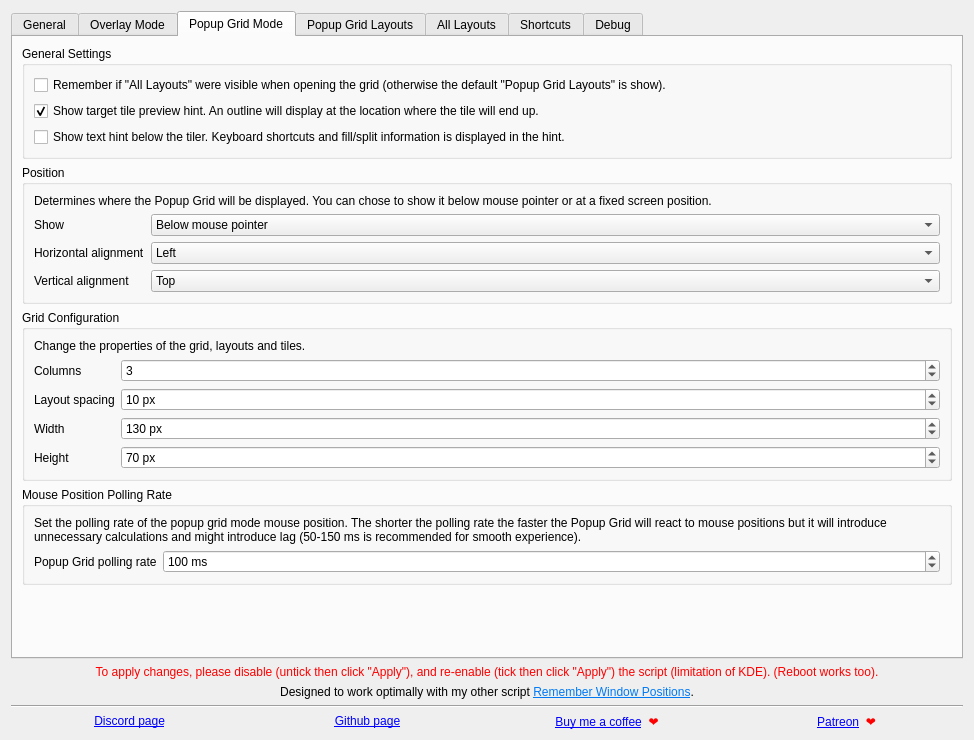
rxappdev/MouseTiler, file src/contents/ui/config.ui: the form before one commit.
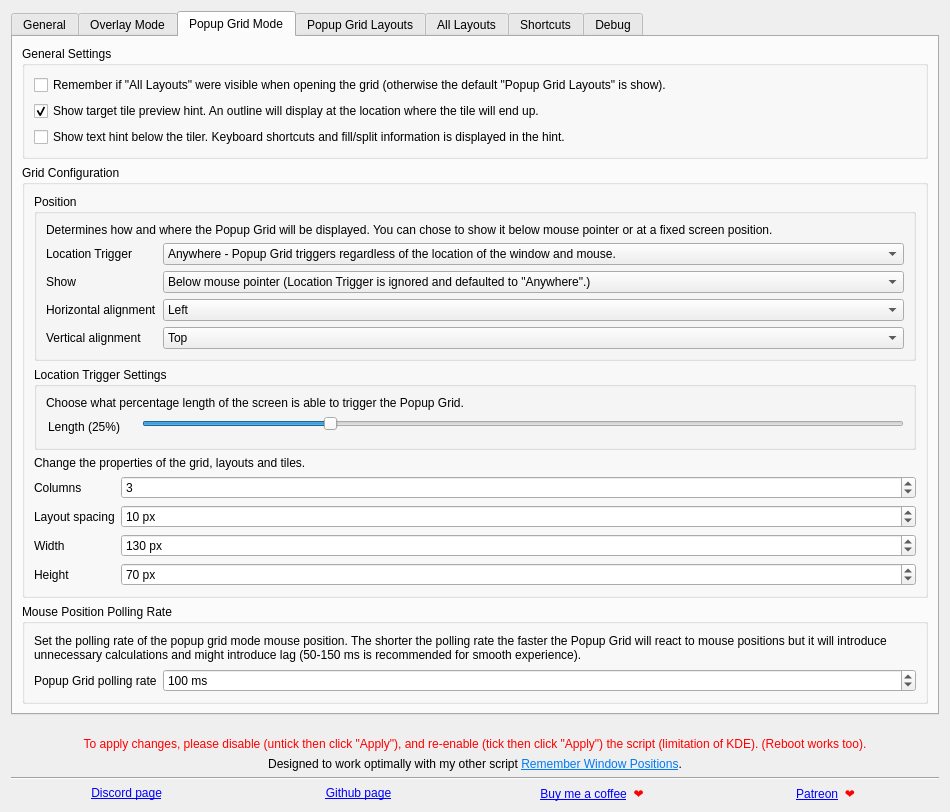
The form after the commit. The open tabs and pages were chosen to show the change. Icons and pictures are not drawn.

Commit message:
Add Location Trigger for Popup Tiler
* Added location trigger with edge selection.
* Only the top and anywhere is functional right now.

```diff
--- a/src/contents/ui/config.ui
+++ b/src/contents/ui/config.ui
@@ -6,8 +6,8 @@
    <rect>
     <x>0</x>
     <y>0</y>
-    <width>974</width>
-    <height>740</height>
+    <width>950</width>
+    <height>812</height>
    </rect>
   </property>
   <property name="sizePolicy">
@@ -26,7 +26,7 @@
    <item>
     <widget class="QTabWidget" name="tabWidget">
      <property name="currentIndex">
-      <number>0</number>
+      <number>2</number>
      </property>
      <widget class="QWidget" name="tab_general">
       <attribute name="icon">
@@ -576,6 +576,15 @@
         </widget>
        </item>
        <item>
+        <widget class="QGroupBox" name="groupBox_4">
+         <property name="enabled">
+          <bool>true</bool>
+         </property>
+         <property name="title">
+          <string>Grid Configuration</string>
+         </property>
+         <layout class="QVBoxLayout" name="verticalLayout_12">
+          <item>
         <widget class="QGroupBox" name="groupBox_7">
          <property name="title">
           <string>Position</string>
@@ -584,7 +593,7 @@
           <item>
            <widget class="QLabel" name="label_24">
             <property name="text">
-             <string>Determines where the Popup Grid will be displayed. You can chose to show it below mouse pointer or at a fixed screen position.</string>
+                <string>Determines how and where the Popup Grid will be displayed. You can chose to show it below mouse pointer or at a fixed screen position.</string>
             </property>
             <property name="wordWrap">
              <bool>true</bool>
@@ -593,28 +602,28 @@
           </item>
           <item>
            <layout class="QFormLayout" name="formLayout_5">
-            <item row="0" column="0">
+               <item row="1" column="0">
              <widget class="QLabel" name="label_39">
               <property name="text">
                <string>Show</string>
               </property>
              </widget>
             </item>
-            <item row="1" column="0">
+               <item row="2" column="0">
              <widget class="QLabel" name="label_40">
               <property name="text">
                <string>Horizontal alignment</string>
               </property>
              </widget>
             </item>
-            <item row="2" column="0">
+               <item row="3" column="0">
              <widget class="QLabel" name="label_41">
               <property name="text">
                <string>Vertical alignment</string>
               </property>
              </widget>
             </item>
-            <item row="0" column="1">
+               <item row="1" column="1">
              <widget class="QComboBox" name="kcfg_popupGridAt">
               <property name="sizePolicy">
                <sizepolicy hsizetype="Expanding" vsizetype="Fixed">
@@ -624,7 +633,7 @@
               </property>
               <item>
                <property name="text">
-                <string>Below mouse pointer</string>
+                   <string>Below mouse pointer (Location Trigger is ignored and defaulted to "Anywhere".)</string>
                </property>
               </item>
               <item>
@@ -634,7 +643,7 @@
               </item>
              </widget>
             </item>
-            <item row="1" column="1">
+               <item row="2" column="1">
              <widget class="QComboBox" name="kcfg_horizontalAlignment">
               <property name="sizePolicy">
                <sizepolicy hsizetype="Expanding" vsizetype="Fixed">
@@ -659,7 +668,7 @@
               </item>
              </widget>
             </item>
-            <item row="2" column="1">
+               <item row="3" column="1">
              <widget class="QComboBox" name="kcfg_verticalAlignment">
               <property name="sizePolicy">
                <sizepolicy hsizetype="Expanding" vsizetype="Fixed">
@@ -684,20 +693,132 @@
               </item>
              </widget>
             </item>
+               <item row="0" column="0">
+                <widget class="QLabel" name="locationTriggerLabel">
+                 <property name="text">
+                  <string>Location Trigger</string>
+                 </property>
+                </widget>
+               </item>
+               <item row="0" column="1">
+                <widget class="QComboBox" name="kcfg_popupLocationTrigger">
+                 <property name="sizePolicy">
+                  <sizepolicy hsizetype="Expanding" vsizetype="Fixed">
+                   <horstretch>0</horstretch>
+                   <verstretch>0</verstretch>
+                  </sizepolicy>
+                 </property>
+                 <item>
+                  <property name="text">
+                   <string>Anywhere - Popup Grid triggers regardless of the location of the window and mouse.</string>
+                  </property>
+                 </item>
+                 <item>
+                  <property name="text">
+                   <string>Top - Popup Grid triggers when you drag the window to the top of the screen.</string>
+                  </property>
+                 </item>
+                 <item>
+                  <property name="text">
+                   <string>(Not Working) - Left - Popup Grid triggers when you drag the window to the left side of the screen.</string>
+                  </property>
+                 </item>
+                 <item>
+                  <property name="text">
+                   <string>(Not Working) - Right - Popup Grid triggers when you drag the window to the right side of the screen.</string>
+                  </property>
+                 </item>
+                 <item>
+                  <property name="text">
+                   <string>(Not Working) - Bottom - Popup Grid triggers when you drag the window to the bottom of the screen.</string>
+                  </property>
+                 </item>
+                </widget>
+               </item>
            </layout>
           </item>
          </layout>
         </widget>
        </item>
        <item>
-        <widget class="QGroupBox" name="groupBox_4">
-         <property name="enabled">
-          <bool>true</bool>
-         </property>
+           <widget class="QGroupBox" name="groupBox_9">
          <property name="title">
-          <string>Grid Configuration</string>
-         </property>
-         <layout class="QVBoxLayout" name="verticalLayout_12">
+             <string>Location Trigger Settings</string>
+            </property>
+            <layout class="QGridLayout" name="gridLayout_2">
+             <item row="0" column="0">
+              <widget class="QLabel" name="label_43">
+               <property name="text">
+                <string>Choose what percentage length of the screen is able to trigger the Popup Grid.</string>
+               </property>
+              </widget>
+             </item>
+             <item row="1" column="0">
+              <layout class="QFormLayout" name="formLayout_6">
+               <item row="1" column="1">
+                <widget class="QSlider" name="kcfg_lengthPercentage">
+                 <property name="sizePolicy">
+                  <sizepolicy hsizetype="Expanding" vsizetype="Fixed">
+                   <horstretch>0</horstretch>
+                   <verstretch>0</verstretch>
+                  </sizepolicy>
+                 </property>
+                 <property name="minimum">
+                  <number>1</number>
+                 </property>
+                 <property name="maximum">
+                  <number>100</number>
+                 </property>
+                 <property name="value">
+                  <number>25</number>
+                 </property>
+                 <property name="orientation">
+                  <enum>Qt::Orientation::Horizontal</enum>
+                 </property>
+                </widget>
+               </item>
+               <item row="1" column="0">
+                <widget class="QSpinBox" name="label_display_only">
+                 <property name="enabled">
+                  <bool>true</bool>
+                 </property>
+                 <property name="styleSheet">
+                  <string notr="true">background: transparent;</string>
+                 </property>
+                 <property name="frame">
+                  <bool>false</bool>
+                 </property>
+                 <property name="alignment">
+                  <set>Qt::AlignmentFlag::AlignLeading|Qt::AlignmentFlag::AlignLeft|Qt::AlignmentFlag::AlignVCenter</set>
+                 </property>
+                 <property name="readOnly">
+                  <bool>true</bool>
+                 </property>
+                 <property name="buttonSymbols">
+                  <enum>QAbstractSpinBox::ButtonSymbols::NoButtons</enum>
+                 </property>
+                 <property name="suffix">
+                  <string>%)</string>
+                 </property>
+                 <property name="prefix">
+                  <string>Length (</string>
+                 </property>
+                 <property name="minimum">
+                  <number>1</number>
+                 </property>
+                 <property name="maximum">
+                  <number>100</number>
+                 </property>
+                 <property name="value">
+                  <number>25</number>
+                 </property>
+                </widget>
+               </item>
+              </layout>
+             </item>
+            </layout>
+           </widget>
+          </item>
           <item>
            <widget class="QLabel" name="label_32">
             <property name="text">
@@ -714,27 +835,6 @@
               </property>
              </widget>
             </item>
-            <item row="1" column="0">
-             <widget class="QLabel" name="label_34">
-              <property name="text">
-               <string>Layout spacing</string>
-              </property>
-             </widget>
-            </item>
-            <item row="2" column="0">
-             <widget class="QLabel" name="label_35">
-              <property name="text">
-               <string>Width</string>
-              </property>
-             </widget>
-            </item>
-            <item row="3" column="0">
-             <widget class="QLabel" name="label_36">
-              <property name="text">
-               <string>Height</string>
-              </property>
-             </widget>
-            </item>
             <item row="0" column="1">
              <widget class="QSpinBox" name="kcfg_gridColumns">
               <property name="sizePolicy">
@@ -754,6 +854,13 @@
               </property>
              </widget>
             </item>
+            <item row="1" column="0">
+             <widget class="QLabel" name="label_34">
+              <property name="text">
+               <string>Layout spacing</string>
+              </property>
+             </widget>
+            </item>
             <item row="1" column="1">
              <widget class="QSpinBox" name="kcfg_gridSpacing">
               <property name="sizePolicy">
@@ -776,6 +883,13 @@
               </property>
              </widget>
             </item>
+            <item row="2" column="0">
+             <widget class="QLabel" name="label_35">
+              <property name="text">
+               <string>Width</string>
+              </property>
+             </widget>
+            </item>
             <item row="2" column="1">
              <widget class="QSpinBox" name="kcfg_gridWidth">
               <property name="sizePolicy">
@@ -801,6 +915,13 @@
               </property>
              </widget>
             </item>
+            <item row="3" column="0">
+             <widget class="QLabel" name="label_36">
+              <property name="text">
+               <string>Height</string>
+              </property>
+             </widget>
+            </item>
             <item row="3" column="1">
              <widget class="QSpinBox" name="kcfg_gridHeight">
               <property name="sizePolicy">
@@ -889,22 +1010,6 @@
          </layout>
         </widget>
        </item>
-       <item>
-        <spacer name="verticalSpacer_2">
-         <property name="orientation">
-          <enum>Qt::Orientation::Vertical</enum>
-         </property>
-         <property name="sizeType">
-          <enum>QSizePolicy::Policy::MinimumExpanding</enum>
-         </property>
-         <property name="sizeHint" stdset="0">
-          <size>
-           <width>0</width>
-           <height>0</height>
-          </size>
-         </property>
-        </spacer>
-       </item>
       </layout>
      </widget>
      <widget class="QWidget" name="tab_popupLayout">
@@ -1392,6 +1497,22 @@
      </widget>
     </widget>
    </item>
+   <item>
+    <spacer name="verticalSpacer_2">
+     <property name="orientation">
+      <enum>Qt::Orientation::Vertical</enum>
+     </property>
+     <property name="sizeType">
+      <enum>QSizePolicy::Policy::MinimumExpanding</enum>
+     </property>
+     <property name="sizeHint" stdset="0">
+      <size>
+       <width>939</width>
+       <height>9</height>
+      </size>
+     </property>
+    </spacer>
+   </item>
    <item>
     <layout class="QVBoxLayout" name="vBoxLayout_bottomInformation">
      <item>
```
Left out of the diff: 19 changed lines with no effect on the pictures. Lines whose indentation alone changed are shown as unchanged. The commit also changes 3 other files.
